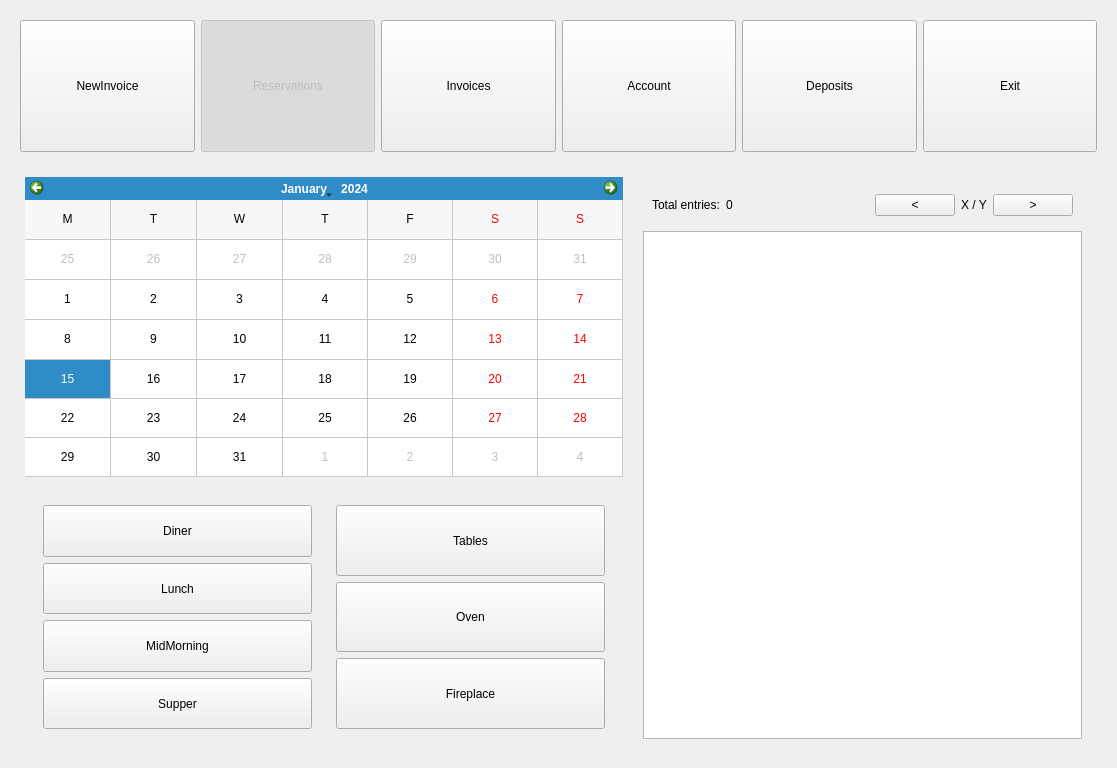
This is penyamanager/user/tablereservationview.ui in eguzki/penyamanager as Qt 5 draws it before an edit. The edited form follows.
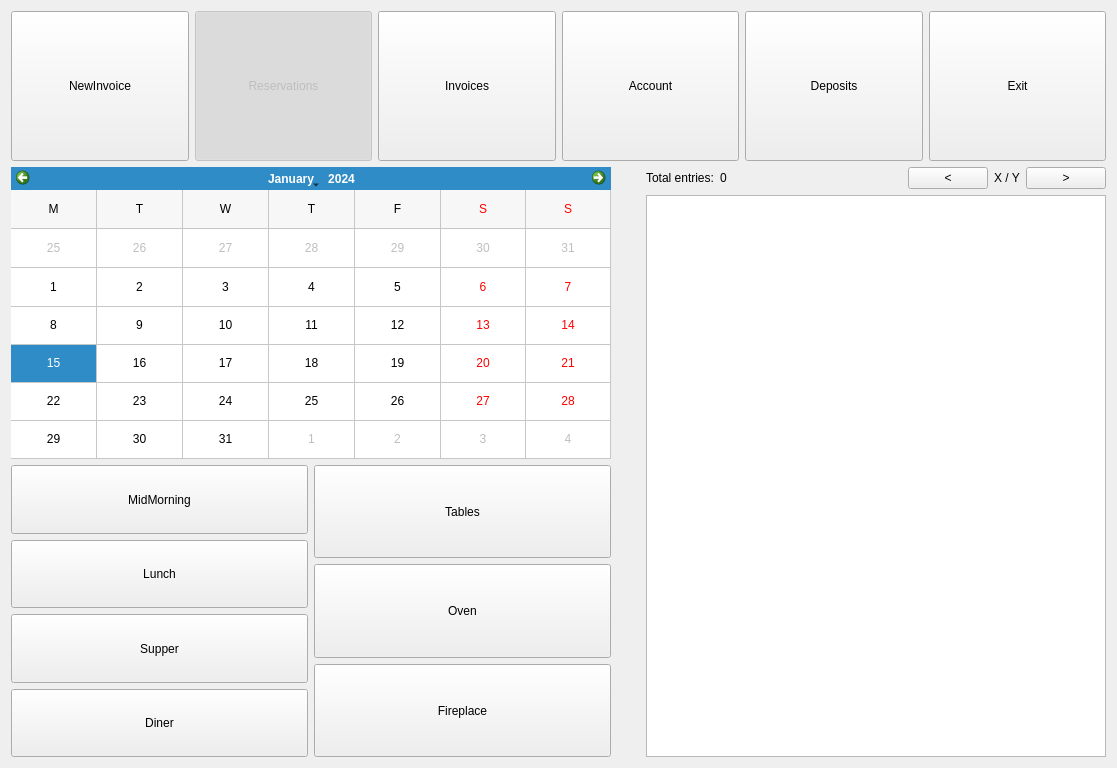
This is the edited form.

Commit message: Layout fix afer reservation update

Diff of the .ui file:
```diff
--- a/penyamanager/user/tablereservationview.ui
+++ b/penyamanager/user/tablereservationview.ui
@@ -29,6 +29,18 @@
       </size>
      </property>
      <layout class="QHBoxLayout" name="horizontalLayout_5">
+      <property name="leftMargin">
+       <number>0</number>
+      </property>
+      <property name="topMargin">
+       <number>0</number>
+      </property>
+      <property name="rightMargin">
+       <number>0</number>
+      </property>
+      <property name="bottomMargin">
+       <number>0</number>
+      </property>
       <item>
        <widget class="QPushButton" name="newinvoiceButton">
         <property name="sizePolicy">
@@ -164,6 +176,18 @@
       </size>
      </property>
      <layout class="QHBoxLayout" name="horizontalLayout_2">
+      <property name="leftMargin">
+       <number>0</number>
+      </property>
+      <property name="topMargin">
+       <number>0</number>
+      </property>
+      <property name="rightMargin">
+       <number>0</number>
+      </property>
+      <property name="bottomMargin">
+       <number>0</number>
+      </property>
       <item>
        <widget class="QWidget" name="searchWidget" native="true">
         <property name="minimumSize">
@@ -183,28 +207,22 @@
         </property>
         <layout class="QVBoxLayout" name="verticalLayout_2">
          <property name="spacing">
-          <number>10</number>
+          <number>6</number>
          </property>
          <property name="leftMargin">
-          <number>1</number>
+          <number>0</number>
          </property>
          <property name="topMargin">
-          <number>1</number>
+          <number>0</number>
          </property>
          <property name="rightMargin">
-          <number>1</number>
+          <number>0</number>
          </property>
          <property name="bottomMargin">
-          <number>1</number>
+          <number>0</number>
          </property>
          <item>
           <widget class="QCalendarWidget" name="calendarWidget">
-           <property name="minimumSize">
-            <size>
-             <width>0</width>
-             <height>300</height>
-            </size>
-           </property>
            <property name="maximumSize">
             <size>
              <width>16777215</width>
@@ -225,71 +243,33 @@
          <item>
           <widget class="QWidget" name="widget" native="true">
            <layout class="QHBoxLayout" name="horizontalLayout">
+            <property name="leftMargin">
+             <number>0</number>
+            </property>
+            <property name="topMargin">
+             <number>0</number>
+            </property>
+            <property name="rightMargin">
+             <number>0</number>
+            </property>
+            <property name="bottomMargin">
+             <number>0</number>
+            </property>
             <item>
              <widget class="QWidget" name="widget_2" native="true">
               <layout class="QVBoxLayout" name="verticalLayout_4">
-               <item>
-                <widget class="QPushButton" name="dinnerButton">
-                 <property name="sizePolicy">
-                  <sizepolicy hsizetype="Minimum" vsizetype="Expanding">
-                   <horstretch>0</horstretch>
-                   <verstretch>0</verstretch>
-                  </sizepolicy>
-                 </property>
-                 <property name="minimumSize">
-                  <size>
-                   <width>0</width>
-                   <height>0</height>
-                  </size>
-                 </property>
-                 <property name="maximumSize">
-                  <size>
-                   <width>16777215</width>
-                   <height>16777215</height>
-                  </size>
-                 </property>
-                 <property name="layoutDirection">
-                  <enum>Qt::LeftToRight</enum>
-                 </property>
-                 <property name="text">
-                  <string>Diner</string>
-                 </property>
-                 <attribute name="buttonGroup">
-                  <string notr="true">reservationTypeButtonGroup</string>
-                 </attribute>
-                </widget>
-               </item>
-               <item>
-                <widget class="QPushButton" name="lunchButton">
-                 <property name="sizePolicy">
-                  <sizepolicy hsizetype="Minimum" vsizetype="Expanding">
-                   <horstretch>0</horstretch>
-                   <verstretch>0</verstretch>
-                  </sizepolicy>
-                 </property>
-                 <property name="minimumSize">
-                  <size>
-                   <width>0</width>
-                   <height>0</height>
-                  </size>
-                 </property>
-                 <property name="maximumSize">
-                  <size>
-                   <width>16777215</width>
-                   <height>16777215</height>
-                  </size>
-                 </property>
-                 <property name="layoutDirection">
-                  <enum>Qt::LeftToRight</enum>
-                 </property>
-                 <property name="text">
-                  <string>Lunch</string>
-                 </property>
-                 <attribute name="buttonGroup">
-                  <string notr="true">reservationTypeButtonGroup</string>
-                 </attribute>
-                </widget>
-               </item>
+               <property name="leftMargin">
+                <number>0</number>
+               </property>
+               <property name="topMargin">
+                <number>0</number>
+               </property>
+               <property name="rightMargin">
+                <number>0</number>
+               </property>
+               <property name="bottomMargin">
+                <number>0</number>
+               </property>
                <item>
                 <widget class="QPushButton" name="midMorningButton">
                  <property name="sizePolicy">
@@ -306,6 +286,37 @@
                  </attribute>
                 </widget>
                </item>
+               <item>
+                <widget class="QPushButton" name="lunchButton">
+                 <property name="sizePolicy">
+                  <sizepolicy hsizetype="Minimum" vsizetype="Expanding">
+                   <horstretch>0</horstretch>
+                   <verstretch>0</verstretch>
+                  </sizepolicy>
+                 </property>
+                 <property name="minimumSize">
+                  <size>
+                   <width>0</width>
+                   <height>0</height>
+                  </size>
+                 </property>
+                 <property name="maximumSize">
+                  <size>
+                   <width>16777215</width>
+                   <height>16777215</height>
+                  </size>
+                 </property>
+                 <property name="layoutDirection">
+                  <enum>Qt::LeftToRight</enum>
+                 </property>
+                 <property name="text">
+                  <string>Lunch</string>
+                 </property>
+                 <attribute name="buttonGroup">
+                  <string notr="true">reservationTypeButtonGroup</string>
+                 </attribute>
+                </widget>
+               </item>
                <item>
                 <widget class="QPushButton" name="supperButton">
                  <property name="sizePolicy">
@@ -322,12 +333,55 @@
                  </attribute>
                 </widget>
                </item>
+               <item>
+                <widget class="QPushButton" name="dinnerButton">
+                 <property name="sizePolicy">
+                  <sizepolicy hsizetype="Minimum" vsizetype="Expanding">
+                   <horstretch>0</horstretch>
+                   <verstretch>0</verstretch>
+                  </sizepolicy>
+                 </property>
+                 <property name="minimumSize">
+                  <size>
+                   <width>0</width>
+                   <height>0</height>
+                  </size>
+                 </property>
+                 <property name="maximumSize">
+                  <size>
+                   <width>16777215</width>
+                   <height>16777215</height>
+                  </size>
+                 </property>
+                 <property name="layoutDirection">
+                  <enum>Qt::LeftToRight</enum>
+                 </property>
+                 <property name="text">
+                  <string>Diner</string>
+                 </property>
+                 <attribute name="buttonGroup">
+                  <string notr="true">reservationTypeButtonGroup</string>
+                 </attribute>
+                </widget>
+               </item>
               </layout>
              </widget>
             </item>
             <item>
              <widget class="QWidget" name="widget_3" native="true">
               <layout class="QVBoxLayout" name="verticalLayout_5">
+               <property name="leftMargin">
+                <number>0</number>
+               </property>
+               <property name="topMargin">
+                <number>0</number>
+               </property>
+               <property name="rightMargin">
+                <number>0</number>
+               </property>
+               <property name="bottomMargin">
+                <number>0</number>
+               </property>
                <item>
                 <widget class="QPushButton" name="tablePushButton">
                  <property name="sizePolicy">
@@ -385,24 +439,61 @@
         </layout>
        </widget>
       </item>
+      <item>
+       <spacer name="horizontalSpacer">
+        <property name="orientation">
+         <enum>Qt::Horizontal</enum>
+        </property>
+        <property name="sizeHint" stdset="0">
+         <size>
+          <width>40</width>
+          <height>20</height>
+         </size>
+        </property>
+       </spacer>
+      </item>
       <item>
        <widget class="QWidget" name="resultsWidget" native="true">
         <property name="minimumSize">
          <size>
-          <width>457</width>
+          <width>460</width>
           <height>0</height>
          </size>
         </property>
         <property name="maximumSize">
          <size>
-          <width>457</width>
+          <width>460</width>
           <height>16777215</height>
          </size>
         </property>
         <layout class="QVBoxLayout" name="verticalLayout_3">
+         <property name="leftMargin">
+          <number>0</number>
+         </property>
+         <property name="topMargin">
+          <number>0</number>
+         </property>
+         <property name="rightMargin">
+          <number>0</number>
+         </property>
+         <property name="bottomMargin">
+          <number>0</number>
+         </property>
          <item>
           <widget class="QWidget" name="pagingWidget" native="true">
            <layout class="QHBoxLayout" name="horizontalLayout_9">
+            <property name="leftMargin">
+             <number>0</number>
+            </property>
+            <property name="topMargin">
+             <number>0</number>
+            </property>
+            <property name="rightMargin">
+             <number>0</number>
+            </property>
+            <property name="bottomMargin">
+             <number>0</number>
+            </property>
             <item>
              <widget class="QLabel" name="totalTransactionsLabel">
               <property name="text">
```
Left out of the diff: 1 changed line with no effect on the pictures. The commit also changes 5 other files.
